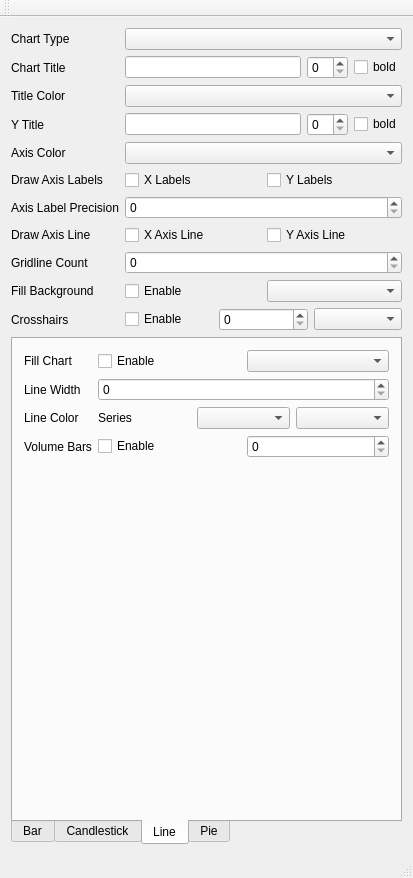
Before: the Qt Designer form chartexamples/mainwindow.ui in presstab/psscharts, drawn with Qt 5.
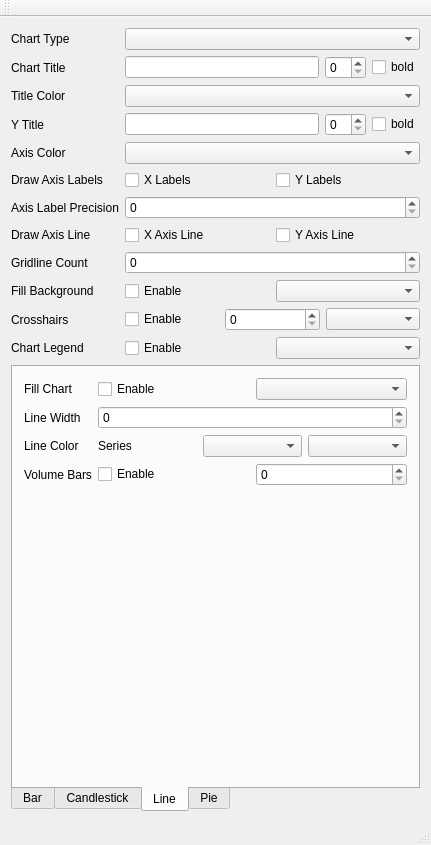
After: the same form once the commit is applied.

Commit message: Legend Orientation

```diff
--- a/chartexamples/mainwindow.ui
+++ b/chartexamples/mainwindow.ui
@@ -6,20 +6,17 @@
    <rect>
     <x>0</x>
     <y>0</y>
-    <width>413</width>
-    <height>878</height>
+    <width>431</width>
+    <height>845</height>
    </rect>
   </property>
   <property name="windowTitle">
    <string>PSS Charts</string>
   </property>
   <widget class="QWidget" name="centralWidget">
-   <layout class="QHBoxLayout" name="horizontalLayout">
-    <item>
+   <layout class="QGridLayout" name="gridLayout">
+    <item row="0" column="0">
      <layout class="QHBoxLayout" name="hlayoutMain">
-      <property name="leftMargin">
-       <number>0</number>
-      </property>
       <item>
        <layout class="QFormLayout" name="formLayout">
         <item row="0" column="0">
@@ -215,7 +212,28 @@
           </item>
          </layout>
         </item>
-        <item row="11" column="0" colspan="2">
+        <item row="11" column="0">
+         <widget class="QLabel" name="label_4">
+          <property name="text">
+           <string>Chart Legend</string>
+          </property>
+         </widget>
+        </item>
+        <item row="11" column="1">
+         <layout class="QHBoxLayout" name="horizontalLayout_2">
+          <item>
+           <widget class="QCheckBox" name="checkboxChartLegend">
+            <property name="text">
+             <string>Enable</string>
+            </property>
+           </widget>
+          </item>
+          <item>
+           <widget class="QComboBox" name="comboboxChartLegend"/>
+          </item>
+         </layout>
+        </item>
+        <item row="12" column="0" colspan="2">
          <widget class="QTabWidget" name="tabWidget">
           <property name="tabPosition">
            <enum>QTabWidget::South</enum>
```
Left out of the diff: 5 changed lines with no effect on the pictures. The commit also changes 2 other files.
